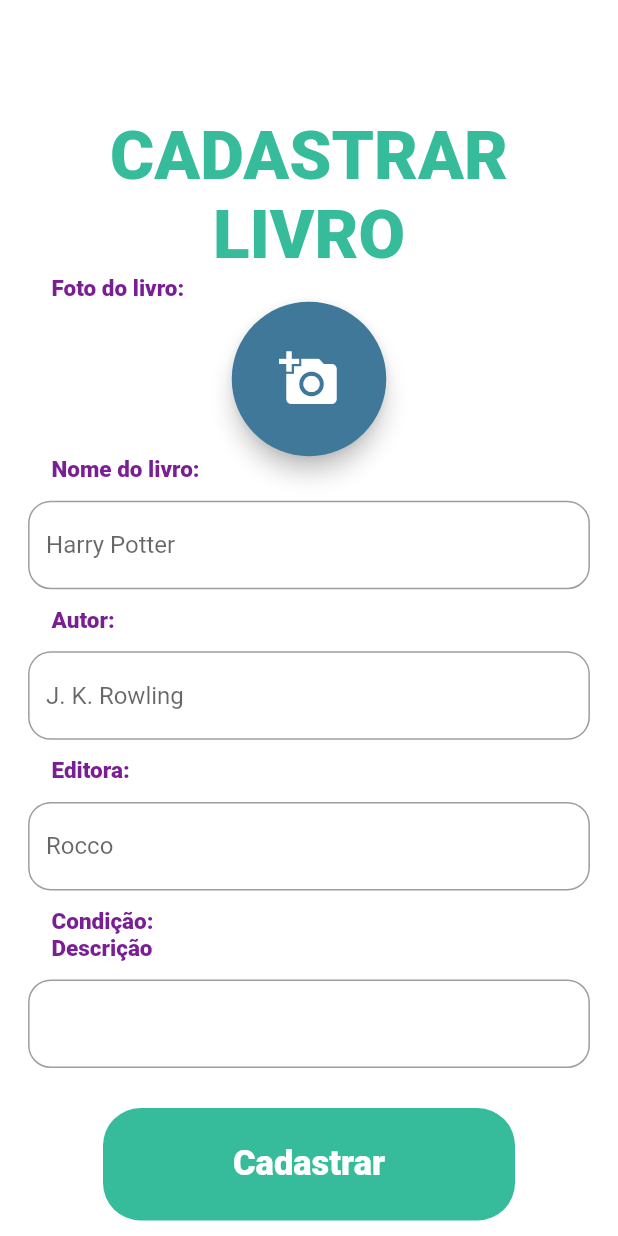
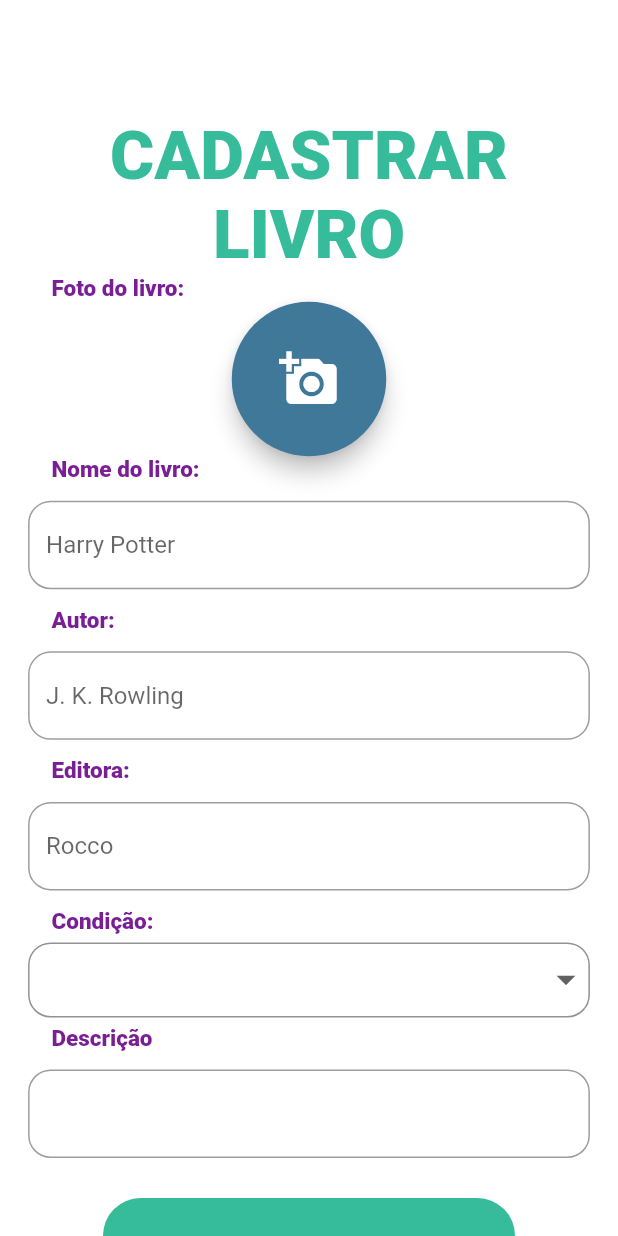
Before and after one commit to PHLeite/Find-a-Book, a Flutter app: the CadastrarLivro screen opened directly, on a phone screen of 412 x 824 dp. Run offline on Flutter 3.47's test engine with Material 2 defaults, Android fonts, the phone set to English and light mode, and no system bars.

Commit message:
dropdown

```diff
--- a/lib/pages/cadastrar_livro/cadastrar.dart
+++ b/lib/pages/cadastrar_livro/cadastrar.dart
@@ -151,10 +151,26 @@ class _CadastrarLivroState extends State<CadastrarLivro> {
                   ),
               ),
 
-              // DropdownButton(
-              //   items: items.map(buildMenuItem).toList(),
-              //   onChanged: (value) =>setState( ()=> this.value = value),
-              // ),
+              Padding(
+                padding: const EdgeInsets.only(top: 5, bottom: 5),
+                child: Container(
+                  width: MediaQuery.of(context).size.width/1.1,
+                  alignment: Alignment.center,
+                  decoration: BoxDecoration(
+                    borderRadius: BorderRadius.circular(15),
+                    border: Border.all(color: Cores.cinza, width: 1)
+                  ),
+                  child: DropdownButtonHideUnderline(
+                    child: DropdownButton(
+                      value : value,
+                      isExpanded: true,
+                      iconSize: 30,
+                      items: items.map(buildMenuItem).toList(),
+                      onChanged: (value) =>setState(()=> this.value = value as String?),
+                    ),
+                  ),
+                ),
+              ),
 
               Container(
                 width: MediaQuery.of(context).size.width/1.2,
```
